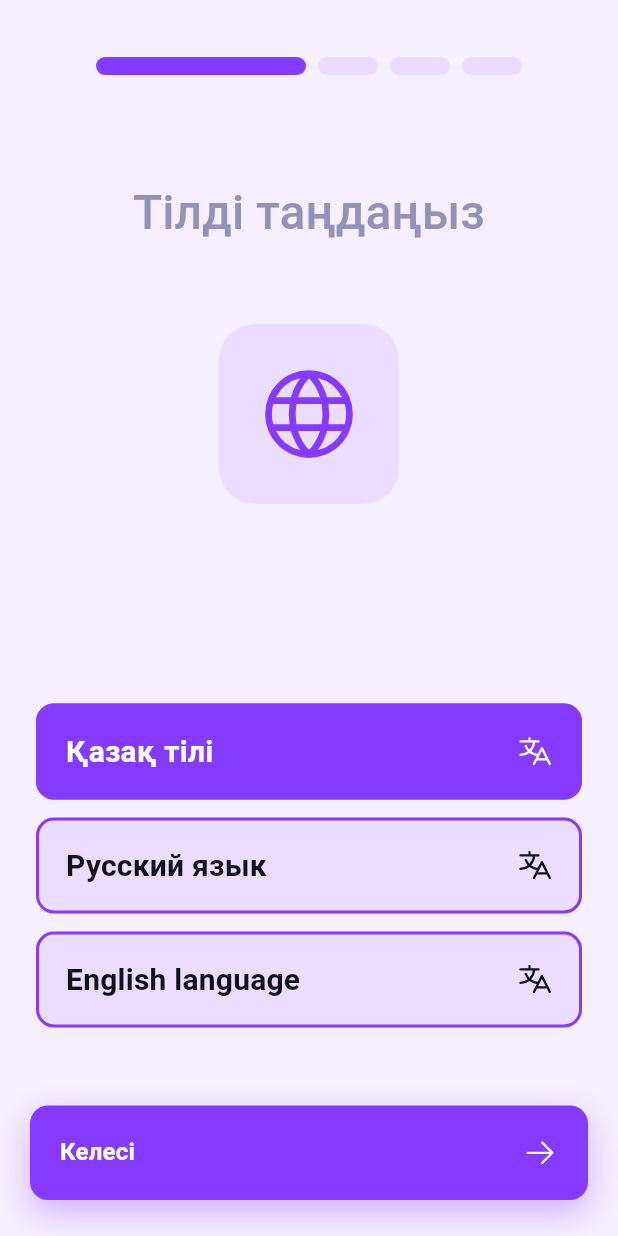
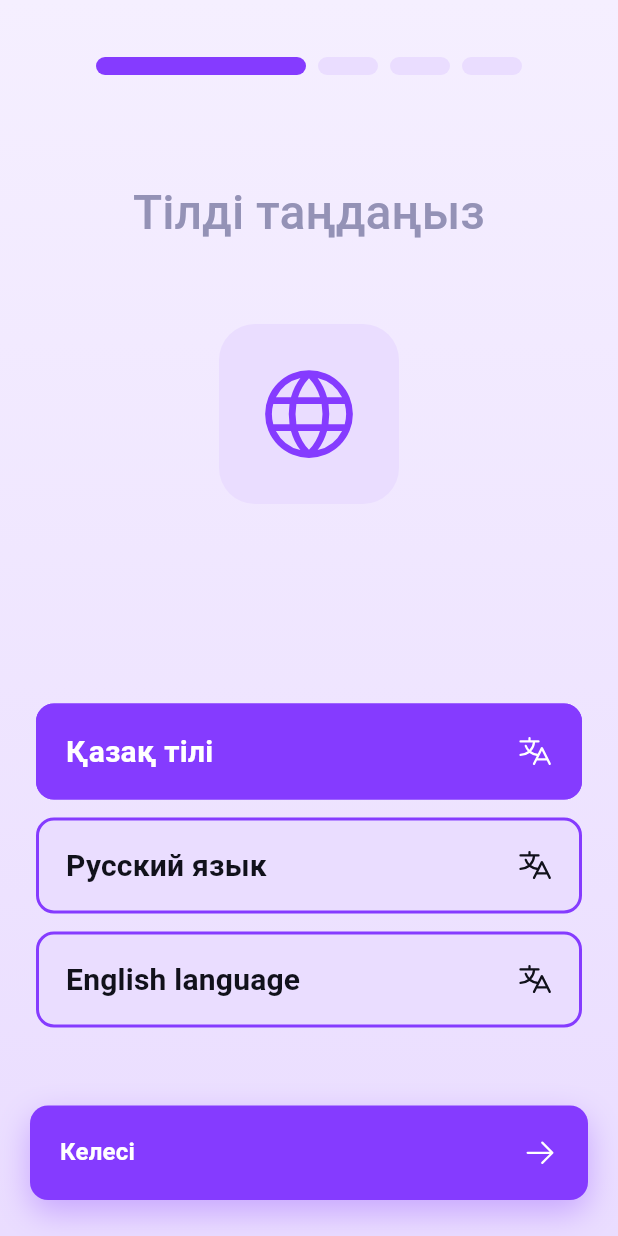
Before and after one commit to s-webs/skma_smartapp, a Flutter app: the screen it shows after launch, after a tap on "Қазақ тілі", on a phone screen of 412 x 824 dp. Run offline on Flutter 3.47's test engine with Material 3 defaults, Android fonts, the phone set to English and light mode, and no system bars; our stand-ins replace dio, go_router, hive_flutter, hooks_riverpod, phosphor_flutter, video_player; accounts and stored records are empty.

Commit message:
Сделал верстку для шага авторизации

```diff
--- a/lib/app/localization/locale_provider.dart
+++ b/lib/app/localization/locale_provider.dart
@@ -14,7 +14,7 @@ class AppLocaleNotifier extends Notifier<Locale> {
     _storage = ref.read(hiveStorageProvider);
 
     final saved = _storage.settingsBox.get(StorageKeys.locale) as String?;
-    final supported = S.delegate.supportedLocales;             // <— ТАК
+    final supported = S.delegate.supportedLocales;
 
     if (saved != null) {
       return supported.firstWhere(
--- a/lib/core/widgets/brand_button.dart
+++ b/lib/core/widgets/brand_button.dart
@@ -9,7 +9,6 @@ class BrandButton extends StatelessWidget {
   final IconData? leadingIcon;
   final IconData? trailingIcon;
 
-  /// Кастомизация
   final bool fullWidth;
   final double height;
   final double radius;
--- /dev/null
+++ b/lib/core/widgets/btn_center_fill.dart
@@ -0,0 +1,61 @@
+import 'package:flutter/material.dart';
+import 'package:skma_smartapp/core/theme/brand_colors.dart';
+
+class BtnCenterFill extends StatelessWidget {
+  const BtnCenterFill({
+    super.key,
+    required this.text,
+    this.onPressed,
+    this.enabled = true,
+    this.height = 63,
+    this.radius = 15,
+    this.contentPadding = const EdgeInsets.symmetric(horizontal: 20),
+    this.textStyle,
+  });
+
+  final String text;
+  final VoidCallback? onPressed;
+  final bool enabled;
+  final double height;
+  final double radius;
+  final EdgeInsetsGeometry contentPadding;
+  final TextStyle? textStyle;
+
+  @override
+  Widget build(BuildContext context) {
+    final brand = Theme.of(context).extension<BrandColors>()!;
+    return SizedBox(
+      height: height,
+      child: ElevatedButton(
+        onPressed: enabled ? (onPressed ?? () {}) : null,
+        style: ElevatedButton.styleFrom(
+          elevation: 0,
+          backgroundColor: brand.main,
+          foregroundColor: brand.bgHalftone,
+          shape: RoundedRectangleBorder(
+            borderRadius: BorderRadius.circular(radius),
+          ),
+          padding: contentPadding,
+        ).copyWith(
+          backgroundColor: MaterialStateProperty.resolveWith((states) {
+            if (states.contains(MaterialState.disabled)) {
+              return brand.main.withOpacity(0.35);
+            }
+            return brand.main;
+          }),
+          foregroundColor: MaterialStateProperty.resolveWith((states) {
+            if (states.contains(MaterialState.disabled)) {
+              return brand.bgHalftone.withOpacity(0.8);
+            }
+            return brand.bgHalftone;
+          }),
+        ),
+        child: Text(
+          text,
+          textAlign: TextAlign.center,
+          style: textStyle ?? const TextStyle(fontWeight: FontWeight.w600, fontSize: 18),
+        ),
+      ),
+    );
+  }
+}
--- /dev/null
+++ b/lib/core/widgets/btn_center_outlined.dart
@@ -0,0 +1,67 @@
+import 'package:flutter/material.dart';
+import 'package:skma_smartapp/core/theme/brand_colors.dart';
+
+class BtnCenterOutlined extends StatelessWidget {
+  const BtnCenterOutlined({
+    super.key,
+    required this.text,
+    this.onPressed,
+    this.enabled = true,
+    this.height = 63,
+    this.radius = 15,
+    this.borderWidth = 3,
+    this.contentPadding = const EdgeInsets.symmetric(horizontal: 20),
+    this.textStyle,
+  });
+
+  final String text;
+  final VoidCallback? onPressed;
+  final bool enabled;
+  final double height;
+  final double radius;
+  final double borderWidth;
+  final EdgeInsetsGeometry contentPadding;
+  final TextStyle? textStyle;
+
+  @override
+  Widget build(BuildContext context) {
+    final brand = Theme.of(context).extension<BrandColors>()!;
+    return SizedBox(
+      height: height,
+      child: OutlinedButton(
+        onPressed: enabled ? (onPressed ?? () {}) : null,
+        style: OutlinedButton.styleFrom(
+          side: BorderSide(color: brand.main, width: borderWidth),
+          backgroundColor: brand.bgPrimary,
+          foregroundColor: brand.main,
+          shape: RoundedRectangleBorder(
+            borderRadius: BorderRadius.circular(radius),
+          ),
+          padding: contentPadding,
+        ).copyWith(
+          side: MaterialStateProperty.resolveWith((states) {
+            final color = states.contains(MaterialState.disabled)
+                ? brand.main.withOpacity(0.35)
+                : brand.main;
+            return BorderSide(color: color, width: borderWidth);
+          }),
+          foregroundColor: MaterialStateProperty.resolveWith((states) {
+            return states.contains(MaterialState.disabled)
+                ? brand.main.withOpacity(0.6)
+                : brand.main;
+          }),
+          backgroundColor: MaterialStateProperty.resolveWith((states) {
+            return states.contains(MaterialState.disabled)
+                ? brand.bgPrimary
+                : brand.bgPrimary;
+          }),
+        ),
+        child: Text(
+          text,
+          textAlign: TextAlign.center,
+          style: textStyle ?? const TextStyle(fontWeight: FontWeight.w600, fontSize: 18),
+        ),
+      ),
+    );
+  }
+}
--- a/lib/features/welcome/presentation/screens/steps/auth_step.dart
+++ b/lib/features/welcome/presentation/screens/steps/auth_step.dart
@@ -1,15 +1,77 @@
 import 'package:flutter/material.dart';
-import '../../widgets/welcome_slide.dart';
+import 'package:hooks_riverpod/hooks_riverpod.dart';
+import 'package:skma_smartapp/core/theme/brand_colors.dart';
+import 'package:skma_smartapp/generated/l10n.dart';
+import 'package:skma_smartapp/core/widgets/btn_center_fill.dart';
+import 'package:skma_smartapp/core/widgets/btn_center_outlined.dart';
+import 'package:skma_smartapp/features/welcome/presentation/widgets/login_sheet.dart';
+import 'package:skma_smartapp/features/welcome/presentation/widgets/register_sheet.dart';
+import 'package:skma_smartapp/features/welcome/presentation/widgets/recover_sheet.dart';
 
-class AuthStep extends StatelessWidget {
+class AuthStep extends ConsumerWidget {
   const AuthStep({super.key});
 
   @override
-  Widget build(BuildContext context) {
-    return const WelcomeSlide(
-      icon: Icons.qr_code_2_rounded,
-      title: 'Отмечайся по QR',
-      subtitle: 'Быстрая отметка рабочего времени прямо со входа.',
+  Widget build(BuildContext context, WidgetRef ref) {
+    final brand = Theme.of(context).extension<BrandColors>()!;
+
+    void _openSheet(Widget child) {
+      showModalBottomSheet(
+        context: context,
+        isScrollControlled: true,
+        shape: const RoundedRectangleBorder(
+          borderRadius: BorderRadius.vertical(top: Radius.circular(20)),
+        ),
+        builder: (_) => child,
+      );
+    }
+
+    return SafeArea(
+      child: Column(
+        crossAxisAlignment: CrossAxisAlignment.stretch,
+        children: [
+          SizedBox(height: 40),
+          // Шапка
+          Container(
+            height: 140,
+            color: brand.main,
+            padding: const EdgeInsets.symmetric(horizontal: 20),
+            child: Row(
+              mainAxisAlignment: MainAxisAlignment.center,
+              children: [
+                Image.asset('assets/images/skma_smart_app_logo.png', width: 245),
+              ],
+            ),
+          ),
+
+          const Spacer(),
+
+          // Кнопки
+          Padding(
+            padding: const EdgeInsets.symmetric(horizontal: 20),
+            child: Column(
+              crossAxisAlignment: CrossAxisAlignment.stretch,
+              children: [
+                BtnCenterFill(
+                  text: S.of(context).login,
+                  onPressed: () => _openSheet(const LoginSheet()),
+                ),
+                const SizedBox(height: 16),
+                BtnCenterOutlined(
+                  text: S.of(context).register,
+                  onPressed: () => _openSheet(const RegisterSheet()),
+                ),
+                const SizedBox(height: 12),
+                BtnCenterOutlined(
+                  text: S.of(context).recoverThePassword,
+                  onPressed: () => _openSheet(const RecoverSheet()),
+                ),
+                const SizedBox(height: 16),
+              ],
+            ),
+          ),
+        ],
+      ),
     );
   }
 }
--- a/lib/features/welcome/presentation/screens/steps/presentation_step.dart
+++ b/lib/features/welcome/presentation/screens/steps/presentation_step.dart
@@ -1,6 +1,5 @@
 import 'package:flutter/material.dart';
 import 'package:hooks_riverpod/hooks_riverpod.dart';
-import 'package:phosphor_flutter/phosphor_flutter.dart';
 import '../../widgets/presentation_widget.dart';
 import 'package:skma_smartapp/core/theme/brand_colors.dart';
 import 'package:skma_smartapp/generated/l10n.dart';
@@ -33,14 +32,9 @@ class PresentationStep extends ConsumerWidget {
               ),
             ),
           ),
-          const SizedBox(height: 24),
+          const SizedBox(height: 50),
           // Блок видео (16:9, закруглённые углы)
-          const Expanded(
-            child: PresentationVideoWidget(
-              borderRadius: 15,
-              autoReplay: true,
-            ),
-          ),
+          Image.asset('assets/images/unified_app_image.png', width: 245),
         ],
       ),
     );
--- a/lib/features/welcome/presentation/screens/steps/user_agreement_step.dart
+++ b/lib/features/welcome/presentation/screens/steps/user_agreement_step.dart
@@ -31,11 +31,8 @@ class UserAgreementStep extends ConsumerWidget {
             ),
           ),
           const SizedBox(height: 24),
-
-          // === Блок пользовательского соглашения ===
           Expanded(
             child: Container(
-              // Тень + фон + скругление
               decoration: BoxDecoration(
                 color: theme.colorScheme.surface,
                 borderRadius: BorderRadius.circular(12),
@@ -47,16 +44,16 @@ class UserAgreementStep extends ConsumerWidget {
                   ),
                 ],
               ),
-              clipBehavior: Clip.antiAlias, // чтобы контент не выходил за рамки скругления
+              clipBehavior: Clip.antiAlias,
               child: Padding(
-                padding: const EdgeInsets.all(10), // внутренний отступ 10px
+                padding: const EdgeInsets.all(10),
                 child: Scrollbar(
                   thumbVisibility: true,
                   child: SingleChildScrollView(
                     physics: const BouncingScrollPhysics(),
                     child: Text(
-                      // Текст локализован (подставь правильный ключ)
-                      'lorem ipsum',
+                      // Текст соглашения
+                      '1.10. Политика конфиденциальности – документ, регулирующий цели, способы и порядок получения, обработки и хранения информации о Пользователе для предоставления доступа к Мобильному приложению, заключения настоящего Соглашения, а также для заключения и исполнения Договора аренды ТС. Политика конфиденциальности размещена в Мобильном приложении и на Интернет-сайте. 1.11. Регистрация Пользователя – совершение Пользователем и Компанией определенного в настоящем Соглашении набора действий, направленного на создание в Мобильном приложении Учетной записи Пользователя с целью его идентификации среди других Пользователей Мобильного приложения и получения Пользователем доступа к функционалу Мобильного приложения. Контент, вся информация о Пользователе, Учетной записи Пользователя, зарегистрированного в мобильном приложении «SKMA SmartApp», автоматически',
                       style: theme.textTheme.bodyMedium?.copyWith(
                         color: brand.textHeading,
                         height: 1.45,
--- a/lib/features/welcome/presentation/screens/welcome_page.dart
+++ b/lib/features/welcome/presentation/screens/welcome_page.dart
@@ -58,14 +58,6 @@ class _WelcomePageState extends State<WelcomePage> {
     }
   }
 
-  void _skipToEnd() {
-    _controller.animateToPage(
-      _pages.length - 1,
-      duration: const Duration(milliseconds: 280),
-      curve: Curves.easeOut,
-    );
-  }
-
   void _next() {
     if (_index < _pages.length - 1) {
       _controller.nextPage(
@@ -80,10 +72,19 @@ class _WelcomePageState extends State<WelcomePage> {
   @override
   Widget build(BuildContext context) {
     final theme = Theme.of(context);
-    final brand = theme.extension<BrandColors>();
+    final brand = theme.extension<BrandColors>()!;
+    final isLast = _index == _pages.length - 1;
 
     return Scaffold(
-      body: SafeArea(
+      body: Container(
+        decoration: BoxDecoration(
+          gradient: LinearGradient(
+            begin: Alignment.topCenter,
+            end: Alignment.bottomCenter,
+            colors: [brand.bgPrimary, brand.bgHalftone],
+          ),
+        ),
+        child: SafeArea(
           child: Column(
             children: [
               // Верхняя панель
@@ -97,28 +98,22 @@ class _WelcomePageState extends State<WelcomePage> {
                         IconButton(
                           onPressed: _prev,
                           icon: Icon(PhosphorIconsRegular.arrowLeft),
-                        color: brand?.main,
+                          color: brand.main,
                           tooltip: 'Назад',
                         ),
-
-                    // Единственный Expanded в строке
                       Expanded(
                         child: AnimatedAlign(
-                        alignment: _index == 0
-                            ? Alignment.center
-                            : Alignment.centerRight,
+                          alignment: _index == 0 ? Alignment.center : Alignment.centerRight,
                           duration: const Duration(milliseconds: 250),
                           curve: Curves.easeOut,
-                        child: DotsIndicator(
-                          length: _pages.length,
-                          index: _index,
-                        ),
+                          child: DotsIndicator(length: _pages.length, index: _index),
                         ),
                       ),
                     ],
                   ),
                 ),
               ),
+
               // Контент страниц
               Expanded(
                 child: PageView(
@@ -127,22 +122,38 @@ class _WelcomePageState extends State<WelcomePage> {
                   children: _pages,
                 ),
               ),
+
+              // Кнопка Далее/Начать — только если НЕ последний шаг
+              AnimatedSwitcher(
+                duration: const Duration(milliseconds: 250),
+                switchInCurve: Curves.easeOut,
+                switchOutCurve: Curves.easeIn,
+                transitionBuilder: (child, anim) => SizeTransition(
+                  sizeFactor: anim,
+                  axisAlignment: -1.0, // анимация "сжимается" кверху
+                  child: FadeTransition(opacity: anim, child: child),
+                ),
+                child: isLast
+                    ? const SizedBox(key: ValueKey('empty')) // ничего не рендерим
+                    : Column(
+                  key: const ValueKey('cta'),
+                  children: [
                     const SizedBox(height: 16),
-            // Кнопка Далее/Начать
                     Padding(
                       padding: const EdgeInsets.fromLTRB(20, 0, 20, 24),
                       child: BrandButton(
                         label: _buttonLabel(),
                         trailingIcon: PhosphorIconsRegular.arrowRight,
                         onPressed: _next,
-                // можно кастомизировать при необходимости:
-                // height: 60,
-                // radius: 24,
                       ),
                     ),
                   ],
                 ),
               ),
+            ],
+          ),
+        ),
+      ),
     );
   }
 }
--- a/pubspec.yaml
+++ b/pubspec.yaml
@@ -32,5 +32,8 @@ dev_dependencies:
 flutter:
   uses-material-design: true
   generate: true
+  assets:
+    - assets/images/skma_smart_app_logo.png
+    - assets/images/unified_app_image.png
 flutter_intl:
   enabled: true
```
Also changed, not shown: lib/core/widgets/bottom_sheet_scaffold.dart (added, +67 -0 lines), lib/features/welcome/presentation/widgets/login_sheet.dart (added, +78 -0 lines), lib/features/welcome/presentation/widgets/recover_sheet.dart (added, +43 -0 lines), lib/features/welcome/presentation/widgets/register_sheet.dart (added, +125 -0 lines), lib/l10n/intl_en.arb (+13 -1 lines), lib/l10n/intl_kk.arb (+13 -1 lines), lib/l10n/intl_ru.arb (+13 -1 lines), assets/images/skma_smart_app_logo.png (added), assets/images/unified_app_image.png (added), lib/generated/intl/messages_en.dart, lib/generated/intl/messages_kk.dart, lib/generated/intl/messages_ru.dart, lib/generated/l10n.dart. Lines whose indentation alone changed are shown as unchanged.
